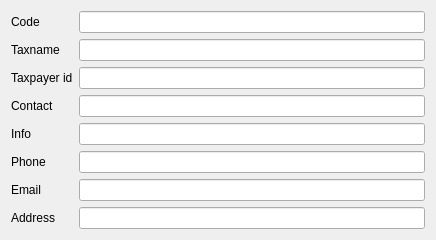
Above: Editors/ce5partner.ui from End1-1/Cafe5 before the change. Below: the same form after it.
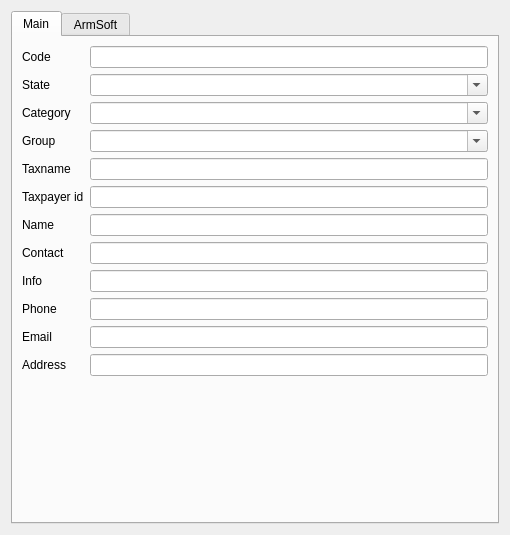
That is the form after the change. Custom widgets are drawn as their Qt base class.

```diff
--- a/Editors/ce5partner.ui
+++ b/Editors/ce5partner.ui
@@ -6,13 +6,13 @@
    <rect>
     <x>0</x>
     <y>0</y>
-    <width>436</width>
-    <height>220</height>
+    <width>510</width>
+    <height>535</height>
    </rect>
   </property>
   <property name="maximumSize">
    <size>
-    <width>450</width>
+    <width>16777215</width>
     <height>16777215</height>
    </size>
   </property>
@@ -20,11 +20,78 @@
    <string>Form</string>
   </property>
   <layout class="QGridLayout" name="gridLayout">
+   <item row="0" column="0">
+    <widget class="QTabWidget" name="tabWidget">
+     <property name="currentIndex">
+      <number>0</number>
+     </property>
+     <widget class="QWidget" name="tab">
+      <attribute name="title">
+       <string>Main</string>
+      </attribute>
+      <layout class="QGridLayout" name="gridLayout_2">
+       <item row="7" column="0">
+        <widget class="QLabel" name="label_3">
+         <property name="text">
+          <string>Contact</string>
+         </property>
+        </widget>
+       </item>
+       <item row="9" column="0">
+        <widget class="QLabel" name="label_5">
+         <property name="text">
+          <string>Phone</string>
+         </property>
+        </widget>
+       </item>
+       <item row="8" column="1">
+        <widget class="C5LineEditWithSelector" name="lineEdit_4">
+         <property name="Field" stdset="0">
+          <string>f_info</string>
+         </property>
+         <property name="Type" stdset="0">
+          <string>0</string>
+         </property>
+        </widget>
+       </item>
+       <item row="1" column="1">
+        <widget class="C5ComboBox" name="cbState">
+         <property name="editable">
+          <bool>true</bool>
+         </property>
+         <property name="Field" stdset="0">
+          <string>f_state</string>
+         </property>
+         <property name="ItemData" stdset="0">
+          <bool>true</bool>
+         </property>
+        </widget>
+       </item>
+       <item row="5" column="1">
+        <widget class="C5LineEditWithSelector" name="lineEdit_7">
+         <property name="Field" stdset="0">
+          <string>f_taxcode</string>
+         </property>
+         <property name="Type" stdset="0">
+          <string>0</string>
+         </property>
+        </widget>
+       </item>
+       <item row="0" column="0">
+        <widget class="QLabel" name="label">
+         <property name="text">
+          <string>Code</string>
+         </property>
+        </widget>
+       </item>
    <item row="0" column="1">
     <widget class="C5LineEditWithSelector" name="leCode">
      <property name="enabled">
       <bool>true</bool>
      </property>
+         <property name="readOnly">
+          <bool>true</bool>
+         </property>
      <property name="Field" stdset="0">
       <string>f_id</string>
      </property>
@@ -36,31 +103,28 @@
      </property>
     </widget>
    </item>
-   <item row="6" column="1">
-    <widget class="C5LineEditWithSelector" name="lineEdit_5">
-     <property name="Field" stdset="0">
-      <string>f_phone</string>
-     </property>
-     <property name="Type" stdset="0">
-      <string>0</string>
-     </property>
-    </widget>
-   </item>
-   <item row="3" column="0">
-    <widget class="QLabel" name="label_7">
+       <item row="8" column="0">
+        <widget class="QLabel" name="label_4">
      <property name="text">
-      <string>Taxpayer id</string>
+          <string>Info</string>
      </property>
     </widget>
    </item>
-   <item row="7" column="0">
+       <item row="10" column="0">
     <widget class="QLabel" name="label_6">
      <property name="text">
       <string>Email</string>
      </property>
     </widget>
    </item>
-   <item row="7" column="1">
+       <item row="3" column="0">
+        <widget class="QLabel" name="label_10">
+         <property name="text">
+          <string>Group</string>
+         </property>
+        </widget>
+       </item>
+       <item row="10" column="1">
     <widget class="C5LineEditWithSelector" name="lineEdit_6">
      <property name="Field" stdset="0">
       <string>f_email</string>
@@ -70,72 +134,20 @@
      </property>
     </widget>
    </item>
-   <item row="6" column="0">
-    <widget class="QLabel" name="label_5">
-     <property name="text">
-      <string>Phone</string>
-     </property>
-    </widget>
-   </item>
    <item row="3" column="1">
-    <widget class="C5LineEditWithSelector" name="lineEdit_7">
+        <widget class="C5ComboBox" name="cbGroup">
+         <property name="editable">
+          <bool>true</bool>
+         </property>
      <property name="Field" stdset="0">
-      <string>f_taxcode</string>
-     </property>
-     <property name="Type" stdset="0">
-      <string>0</string>
-     </property>
-    </widget>
-   </item>
-   <item row="1" column="0">
-    <widget class="QLabel" name="label_2">
-     <property name="text">
-      <string>Taxname</string>
+          <string>f_group</string>
+         </property>
+         <property name="ItemData" stdset="0">
+          <bool>true</bool>
      </property>
     </widget>
    </item>
    <item row="4" column="1">
-    <widget class="C5LineEditWithSelector" name="lineEdit_3">
-     <property name="Field" stdset="0">
-      <string>f_contact</string>
-     </property>
-     <property name="Type" stdset="0">
-      <string>0</string>
-     </property>
-    </widget>
-   </item>
-   <item row="4" column="0">
-    <widget class="QLabel" name="label_3">
-     <property name="text">
-      <string>Contact</string>
-     </property>
-    </widget>
-   </item>
-   <item row="5" column="0">
-    <widget class="QLabel" name="label_4">
-     <property name="text">
-      <string>Info</string>
-     </property>
-    </widget>
-   </item>
-   <item row="0" column="0">
-    <widget class="QLabel" name="label">
-     <property name="text">
-      <string>Code</string>
-     </property>
-    </widget>
-   </item>
-   <item row="5" column="1">
-    <widget class="C5LineEditWithSelector" name="lineEdit_4">
-     <property name="Field" stdset="0">
-      <string>f_info</string>
-     </property>
-     <property name="Type" stdset="0">
-      <string>0</string>
-     </property>
-    </widget>
-   </item>
-   <item row="1" column="1">
     <widget class="C5LineEditWithSelector" name="lineEdit_2">
      <property name="Field" stdset="0">
       <string>f_taxname</string>
@@ -151,14 +163,27 @@
      </property>
     </widget>
    </item>
-   <item row="8" column="0">
-    <widget class="QLabel" name="label_8">
+       <item row="12" column="1">
+        <spacer name="verticalSpacer">
+         <property name="orientation">
+          <enum>Qt::Vertical</enum>
+         </property>
+         <property name="sizeHint" stdset="0">
+          <size>
+           <width>20</width>
+           <height>40</height>
+          </size>
+         </property>
+        </spacer>
+       </item>
+       <item row="2" column="0">
+        <widget class="QLabel" name="label_11">
      <property name="text">
-      <string>Address</string>
+          <string>Category</string>
      </property>
     </widget>
    </item>
-   <item row="8" column="1">
+       <item row="11" column="1">
     <widget class="C5LineEditWithSelector" name="lineEdit_8">
      <property name="Field" stdset="0">
       <string>f_address</string>
@@ -168,6 +193,117 @@
      </property>
     </widget>
    </item>
+       <item row="1" column="0">
+        <widget class="QLabel" name="label_9">
+         <property name="text">
+          <string>State</string>
+         </property>
+        </widget>
+       </item>
+       <item row="2" column="1">
+        <widget class="C5ComboBox" name="cbCategory">
+         <property name="editable">
+          <bool>true</bool>
+         </property>
+         <property name="Field" stdset="0">
+          <string>f_category</string>
+         </property>
+         <property name="ItemData" stdset="0">
+          <bool>true</bool>
+         </property>
+        </widget>
+       </item>
+       <item row="4" column="0">
+        <widget class="QLabel" name="label_2">
+         <property name="text">
+          <string>Taxname</string>
+         </property>
+        </widget>
+       </item>
+       <item row="7" column="1">
+        <widget class="C5LineEditWithSelector" name="lineEdit_3">
+         <property name="Field" stdset="0">
+          <string>f_contact</string>
+         </property>
+         <property name="Type" stdset="0">
+          <string>0</string>
+         </property>
+        </widget>
+       </item>
+       <item row="5" column="0">
+        <widget class="QLabel" name="label_7">
+         <property name="text">
+          <string>Taxpayer id</string>
+         </property>
+        </widget>
+       </item>
+       <item row="11" column="0">
+        <widget class="QLabel" name="label_8">
+         <property name="text">
+          <string>Address</string>
+         </property>
+        </widget>
+       </item>
+       <item row="9" column="1">
+        <widget class="C5LineEditWithSelector" name="lineEdit_5">
+         <property name="Field" stdset="0">
+          <string>f_phone</string>
+         </property>
+         <property name="Type" stdset="0">
+          <string>0</string>
+         </property>
+        </widget>
+       </item>
+       <item row="6" column="0">
+        <widget class="QLabel" name="label_12">
+         <property name="text">
+          <string>Name</string>
+         </property>
+        </widget>
+       </item>
+       <item row="6" column="1">
+        <widget class="C5LineEditWithSelector" name="lineEdit_9">
+         <property name="Field" stdset="0">
+          <string>f_name</string>
+         </property>
+        </widget>
+       </item>
+      </layout>
+     </widget>
+     <widget class="QWidget" name="tab_2">
+      <attribute name="title">
+       <string>ArmSoft</string>
+      </attribute>
+      <layout class="QHBoxLayout" name="horizontalLayout">
+       <item>
+        <widget class="C5TableWidget" name="tblAs">
+         <property name="editTriggers">
+          <set>QAbstractItemView::NoEditTriggers</set>
+         </property>
+         <property name="selectionMode">
+          <enum>QAbstractItemView::NoSelection</enum>
+         </property>
+         <column>
+          <property name="text">
+           <string>ID</string>
+          </property>
+         </column>
+         <column>
+          <property name="text">
+           <string>Database</string>
+          </property>
+         </column>
+         <column>
+          <property name="text">
+           <string>Code</string>
+          </property>
+         </column>
+        </widget>
+       </item>
+      </layout>
+     </widget>
+    </widget>
+   </item>
   </layout>
  </widget>
  <customwidgets>
@@ -176,6 +312,16 @@
    <extends>QLineEdit</extends>
    <header location="global">c5lineeditwithselector.h</header>
   </customwidget>
+  <customwidget>
+   <class>C5TableWidget</class>
+   <extends>QTableWidget</extends>
+   <header location="global">c5tablewidget.h</header>
+  </customwidget>
+  <customwidget>
+   <class>C5ComboBox</class>
+   <extends>QComboBox</extends>
+   <header location="global">c5combobox.h</header>
+  </customwidget>
  </customwidgets>
  <tabstops>
   <tabstop>leCode</tabstop>
```
Left out of the diff: 7 changed lines with no effect on the pictures. Lines whose indentation alone changed are shown as unchanged.
